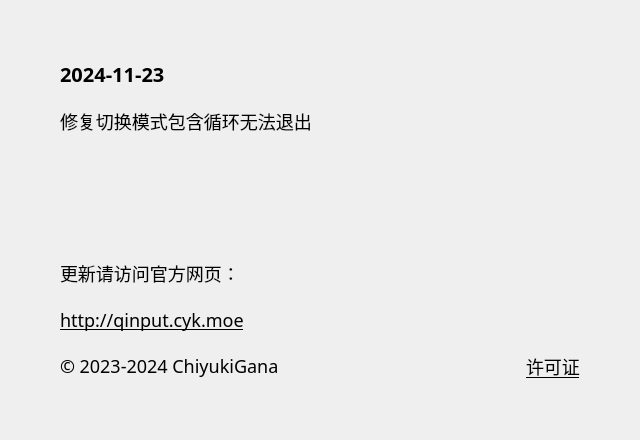
Above: source/ui/AboutUi.ui from ChiyukiGana/Quickinput before the change. Below: the same form after it.
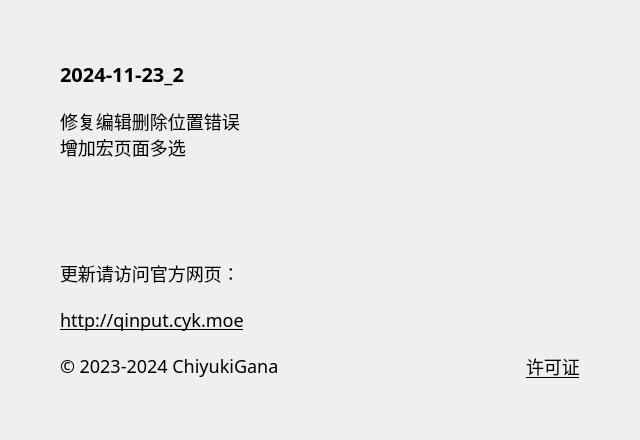
That is the form after the change.

Diff of the .ui file:
```diff
--- a/source/ui/AboutUi.ui
+++ b/source/ui/AboutUi.ui
@@ -88,7 +88,7 @@
          <string notr="true">font-size:20px</string>
         </property>
         <property name="text">
-         <string>2024-11-23 </string>
+         <string>2024-11-23_2</string>
         </property>
         <property name="textFormat">
          <enum>Qt::PlainText</enum>
@@ -104,7 +104,8 @@
          </sizepolicy>
         </property>
         <property name="text">
-         <string>修复切换模式包含循环无法退出</string>
+         <string>修复编辑删除位置错误
+增加宏页面多选</string>
         </property>
         <property name="textFormat">
          <enum>Qt::PlainText</enum>
```
